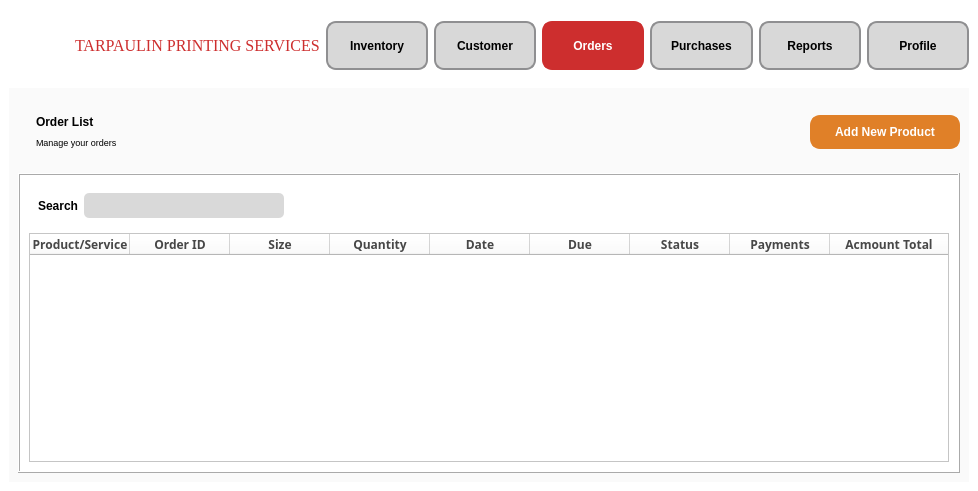
Old version of the form AdminSupplierPage.ui in the repository CMacan/MCAV-desktop-app.
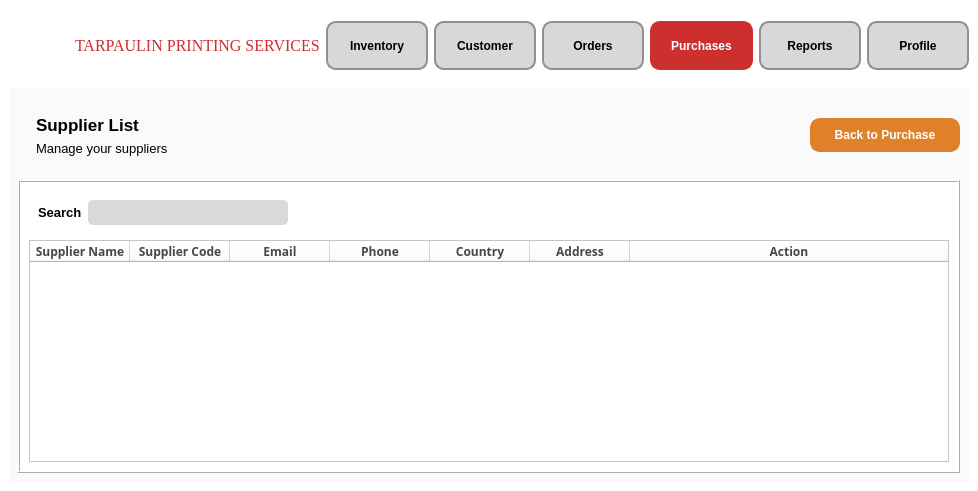
New version of the form. Icons and pictures are not drawn.

```diff
--- a/AdminSupplierPage.ui
+++ b/AdminSupplierPage.ui
@@ -16,6 +16,11 @@
     <verstretch>0</verstretch>
    </sizepolicy>
   </property>
+  <property name="font">
+   <font>
+    <pointsize>10</pointsize>
+   </font>
+  </property>
   <property name="windowTitle">
    <string>MainWindow</string>
   </property>
@@ -23,6 +28,11 @@
    <string notr="true">background-color: white;</string>
   </property>
   <widget class="QWidget" name="centralwidget">
+   <property name="font">
+    <font>
+     <pointsize>11</pointsize>
+    </font>
+   </property>
    <layout class="QVBoxLayout" name="verticalLayout">
     <item>
      <widget class="QFrame" name="NavbarFrame">
@@ -35,6 +45,11 @@
         <verstretch>0</verstretch>
        </sizepolicy>
       </property>
+      <property name="font">
+       <font>
+        <pointsize>10</pointsize>
+       </font>
+      </property>
       <property name="cursor">
        <cursorShape>ArrowCursor</cursorShape>
       </property>
@@ -180,6 +195,34 @@
        </item>
        <item>
         <widget class="QPushButton" name="Order">
+         <property name="font">
+          <font>
+           <pointsize>-1</pointsize>
+           <weight>75</weight>
+           <bold>true</bold>
+          </font>
+         </property>
+         <property name="cursor">
+          <cursorShape>PointingHandCursor</cursorShape>
+         </property>
+         <property name="styleSheet">
+          <string notr="true">font-size:12px;
+</string>
+         </property>
+         <property name="text">
+          <string>Orders</string>
+         </property>
+        </widget>
+       </item>
+       <item>
+        <widget class="QPushButton" name="Purchase">
+         <property name="font">
+          <font>
+           <pointsize>-1</pointsize>
+           <weight>75</weight>
+           <bold>true</bold>
+          </font>
+         </property>
          <property name="cursor">
           <cursorShape>PointingHandCursor</cursorShape>
          </property>
@@ -190,19 +233,6 @@
 background-color: #CD2E2E;</string>
          </property>
          <property name="text">
-          <string>Orders</string>
-         </property>
-        </widget>
-       </item>
-       <item>
-        <widget class="QPushButton" name="Purchase">
-         <property name="cursor">
-          <cursorShape>PointingHandCursor</cursorShape>
-         </property>
-         <property name="styleSheet">
-          <string notr="true">font-size:12px;</string>
-         </property>
-         <property name="text">
           <string>Purchases</string>
          </property>
         </widget>
@@ -250,6 +280,11 @@
         <height>2</height>
        </size>
       </property>
+      <property name="font">
+       <font>
+        <pointsize>10</pointsize>
+       </font>
+      </property>
       <property name="layoutDirection">
        <enum>Qt::LeftToRight</enum>
       </property>
@@ -275,6 +310,11 @@
            <verstretch>0</verstretch>
           </sizepolicy>
          </property>
+         <property name="font">
+          <font>
+           <pointsize>10</pointsize>
+          </font>
+         </property>
          <property name="frameShape">
           <enum>QFrame::NoFrame</enum>
          </property>
@@ -287,6 +327,11 @@
           </property>
           <item>
            <widget class="QFrame" name="ProductList">
+            <property name="font">
+             <font>
+              <pointsize>10</pointsize>
+             </font>
+            </property>
             <property name="frameShape">
              <enum>QFrame::NoFrame</enum>
             </property>
@@ -296,11 +341,18 @@
             <layout class="QVBoxLayout" name="verticalLayout_3">
              <item>
               <widget class="QLabel" name="ProductLabel">
+               <property name="font">
+                <font>
+                 <pointsize>13</pointsize>
+                 <weight>75</weight>
+                 <bold>true</bold>
+                </font>
+               </property>
                <property name="styleSheet">
                 <string notr="true">font-weight: bold;</string>
                </property>
                <property name="text">
-                <string>Order List</string>
+                <string>Supplier List</string>
                </property>
               </widget>
              </item>
@@ -308,11 +360,11 @@
               <widget class="QLabel" name="manageLabel">
                <property name="font">
                 <font>
-                 <pointsize>7</pointsize>
+                 <pointsize>10</pointsize>
                 </font>
                </property>
                <property name="text">
-                <string>Manage your orders</string>
+                <string>Manage your suppliers</string>
                </property>
               </widget>
              </item>
@@ -321,6 +373,11 @@
           </item>
           <item>
            <widget class="QFrame" name="BtnContainer">
+            <property name="font">
+             <font>
+              <pointsize>10</pointsize>
+             </font>
+            </property>
             <property name="frameShape">
              <enum>QFrame::NoFrame</enum>
             </property>
@@ -333,6 +390,11 @@
              </property>
              <item>
               <spacer name="horizontalSpacer">
+               <property name="font">
+                <font>
+                 <pointsize>10</pointsize>
+                </font>
+               </property>
                <property name="orientation">
                 <enum>Qt::Horizontal</enum>
                </property>
@@ -364,6 +426,13 @@
                  <height>34</height>
                 </size>
                </property>
+               <property name="font">
+                <font>
+                 <pointsize>-1</pointsize>
+                 <weight>75</weight>
+                 <bold>true</bold>
+                </font>
+               </property>
                <property name="cursor">
                 <cursorShape>PointingHandCursor</cursorShape>
                </property>
@@ -377,7 +446,7 @@
 font-weight: bold; frf</string>
                </property>
                <property name="text">
-                <string>Add New Product</string>
+                <string>Back to Purchase</string>
                </property>
                <property name="icon">
                 <iconset>
@@ -405,6 +474,11 @@
            <verstretch>0</verstretch>
           </sizepolicy>
          </property>
+         <property name="font">
+          <font>
+           <pointsize>10</pointsize>
+          </font>
+         </property>
          <property name="styleSheet">
           <string notr="true">background-color: white;</string>
          </property>
@@ -423,6 +497,11 @@
               <height>41</height>
              </size>
             </property>
+            <property name="font">
+             <font>
+              <pointsize>10</pointsize>
+             </font>
+            </property>
             <property name="frameShape">
              <enum>QFrame::NoFrame</enum>
             </property>
@@ -432,6 +511,13 @@
             <layout class="QHBoxLayout" name="horizontalLayout_2">
              <item>
               <widget class="QLabel" name="Search">
+               <property name="font">
+                <font>
+                 <pointsize>10</pointsize>
+                 <weight>75</weight>
+                 <bold>true</bold>
+                </font>
+               </property>
                <property name="styleSheet">
                 <string notr="true">font-weight: bold;
 </string>
@@ -458,6 +544,11 @@
                  <height>25</height>
                 </size>
                </property>
+               <property name="font">
+                <font>
+                 <pointsize>10</pointsize>
+                </font>
+               </property>
                <property name="styleSheet">
                 <string notr="true">background-color: #D9D9D9;
 border-radius: 5px;
@@ -480,6 +571,11 @@
                  <height>25</height>
                 </size>
                </property>
+               <property name="font">
+                <font>
+                 <pointsize>10</pointsize>
+                </font>
+               </property>
                <property name="cursor">
                 <cursorShape>PointingHandCursor</cursorShape>
                </property>
@@ -496,6 +592,11 @@
              </item>
              <item>
               <spacer name="horizontalSpacer_2">
+               <property name="font">
+                <font>
+                 <pointsize>10</pointsize>
+                </font>
+               </property>
                <property name="orientation">
                 <enum>Qt::Horizontal</enum>
                </property>
@@ -512,15 +613,20 @@
           </item>
           <item>
            <widget class="QTableWidget" name="tableWidget">
+            <property name="font">
+             <font>
+              <pointsize>10</pointsize>
+             </font>
+            </property>
             <property name="columnCount">
-             <number>9</number>
+             <number>7</number>
             </property>
             <attribute name="horizontalHeaderStretchLastSection">
              <bool>true</bool>
             </attribute>
             <column>
              <property name="text">
-              <string>Product/Service</string>
+              <string>Supplier Name</string>
              </property>
              <property name="font">
               <font>
@@ -543,7 +649,7 @@
             </column>
             <column>
              <property name="text">
-              <string>Order ID</string>
+              <string>Supplier Code</string>
              </property>
              <property name="font">
               <font>
@@ -564,7 +670,7 @@
             </column>
             <column>
              <property name="text">
-              <string>Size</string>
+              <string>Email</string>
              </property>
              <property name="font">
               <font>
@@ -586,7 +692,7 @@
             </column>
             <column>
              <property name="text">
-              <string>Quantity</string>
+              <string>Phone</string>
              </property>
              <property name="font">
               <font>
@@ -608,7 +714,7 @@
             </column>
             <column>
              <property name="text">
-              <string>Date</string>
+              <string>Country</string>
              </property>
              <property name="font">
               <font>
@@ -630,7 +736,7 @@
             </column>
             <column>
              <property name="text">
-              <string>Due</string>
+              <string>Address</string>
              </property>
              <property name="font">
               <font>
@@ -652,51 +758,7 @@
             </column>
             <column>
              <property name="text">
-              <string>Status</string>
-             </property>
-             <property name="font">
-              <font>
-               <family>Bahnschrift SemiBold</family>
-               <pointsize>9</pointsize>
-               <weight>75</weight>
-               <bold>true</bold>
-              </font>
-             </property>
-             <property name="foreground">
-              <brush brushstyle="SolidPattern">
-               <color alpha="255">
-                <red>71</red>
-                <green>71</green>
-                <blue>71</blue>
-               </color>
-              </brush>
-             </property>
-            </column>
-            <column>
-             <property name="text">
-              <string>Payments</string>
-             </property>
-             <property name="font">
-              <font>
-               <family>Bahnschrift SemiBold</family>
-               <pointsize>9</pointsize>
-               <weight>75</weight>
-               <bold>true</bold>
-              </font>
-             </property>
-             <property name="foreground">
-              <brush brushstyle="SolidPattern">
-               <color alpha="255">
-                <red>71</red>
-                <green>71</green>
-                <blue>71</blue>
-               </color>
-              </brush>
-             </property>
-            </column>
-            <column>
-             <property name="text">
-              <string>Acmount Total</string>
+              <string>Action</string>
              </property>
              <property name="font">
               <font>
```
Left out of the diff: 37 changed lines with no effect on the pictures.
